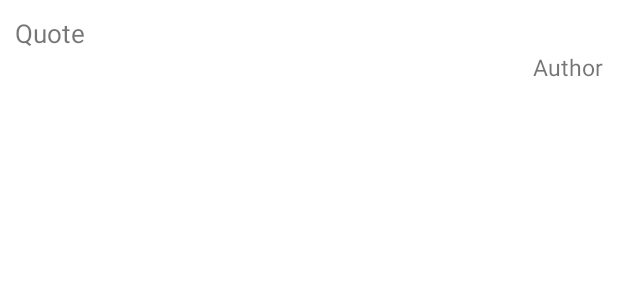
After one commit to DarshitAnjaria/mvvm_sample, an Android app: the layout row_quotes.xml on its own in the app's theme, with its tools: preview values and no code run, on a phone screen of 412 x 824 dp. The commit adds this screen. Shown: the top 300 px of the screen. Run offline under Robolectric (Android 15) with nearby library versions, the phone set to English and light mode, and no system bars.

Commit message:
#17 RecyclerView with Groupie

```diff
--- a/app/build.gradle
+++ b/app/build.gradle
@@ -69,4 +69,9 @@ dependencies {
     //Android Navigation Architecture
     implementation "androidx.navigation:navigation-fragment-ktx:2.2.0-rc03"
     implementation "androidx.navigation:navigation-ui-ktx:2.2.0-rc03"
+
+    //Recyclerview with Groupie
+    implementation "com.xwray:groupie:2.7.0"
+    implementation "com.xwray:groupie-kotlin-android-extensions:2.7.0"
+    implementation "com.xwray:groupie-databinding:2.7.0"
 }
--- a/app/src/main/res/layout/quotes_fragment.xml
+++ b/app/src/main/res/layout/quotes_fragment.xml
@@ -5,9 +5,9 @@
     android:layout_height="match_parent"
     tools:context=".ui.home.quotes.QuotesFragment">
 
-    <TextView
+    <androidx.recyclerview.widget.RecyclerView
+        android:id="@+id/recycler_quotes"
         android:layout_width="match_parent"
-        android:layout_height="match_parent"
-        android:text="Hello" />
+        android:layout_height="match_parent" />
 
 </FrameLayout>
--- /dev/null
+++ b/app/src/main/res/layout/row_quotes.xml
@@ -0,0 +1,36 @@
+<?xml version="1.0" encoding="utf-8"?>
+<layout xmlns:android="http://schemas.android.com/apk/res/android"
+    xmlns:tools="http://schemas.android.com/tools">
+
+    <data>
+
+        <variable
+            name="quote"
+            type="com.example.mvvmsample.data.db.entities.Quote" />
+    </data>
+
+    <LinearLayout
+        android:layout_width="match_parent"
+        android:layout_height="wrap_content"
+        android:orientation="vertical"
+        android:padding="10dp">
+
+        <TextView
+            android:id="@+id/quote"
+            android:layout_width="wrap_content"
+            android:layout_height="wrap_content"
+            android:layout_gravity="start"
+            android:text="@{quote.quote}"
+            android:textSize="17sp"
+            tools:text="Quote" />
+
+        <TextView
+            android:layout_width="wrap_content"
+            android:layout_height="wrap_content"
+            android:layout_gravity="end"
+            android:text="@{quote.author}"
+            android:textSize="15sp"
+            tools:text="Author" />
+    </LinearLayout>
+
+</layout>
```
Also changed, not shown: app/src/main/java/com/example/mvvmsample/ui/home/quotes/QuoteItem.kt (added, +18 -0 lines), app/src/main/java/com/example/mvvmsample/ui/home/quotes/QuotesFragment.kt (+30 -5 lines).
